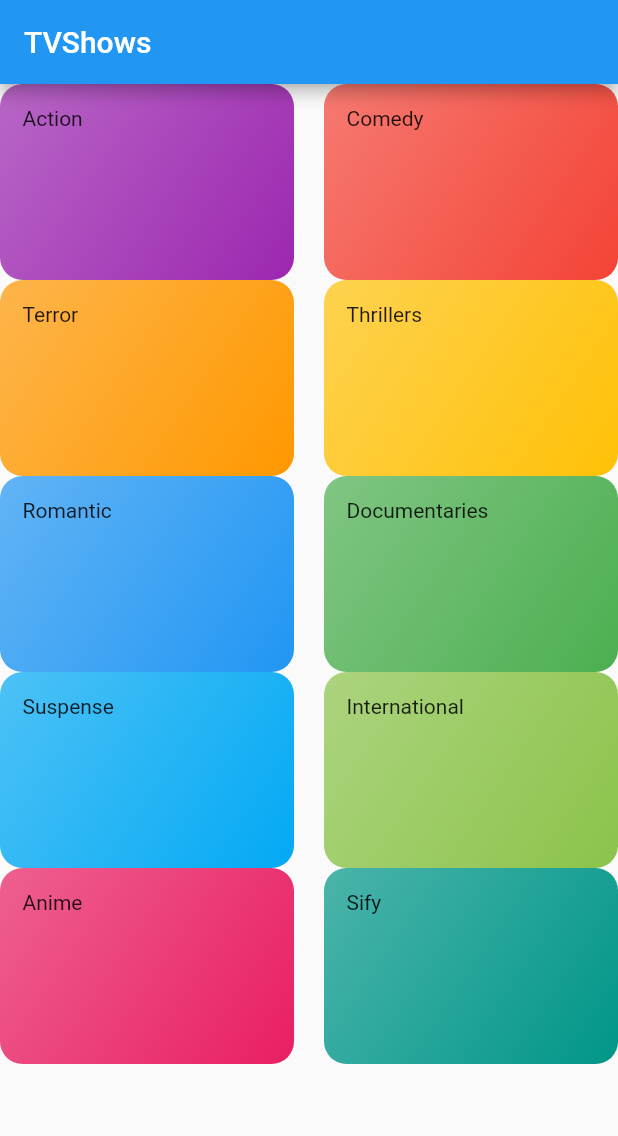
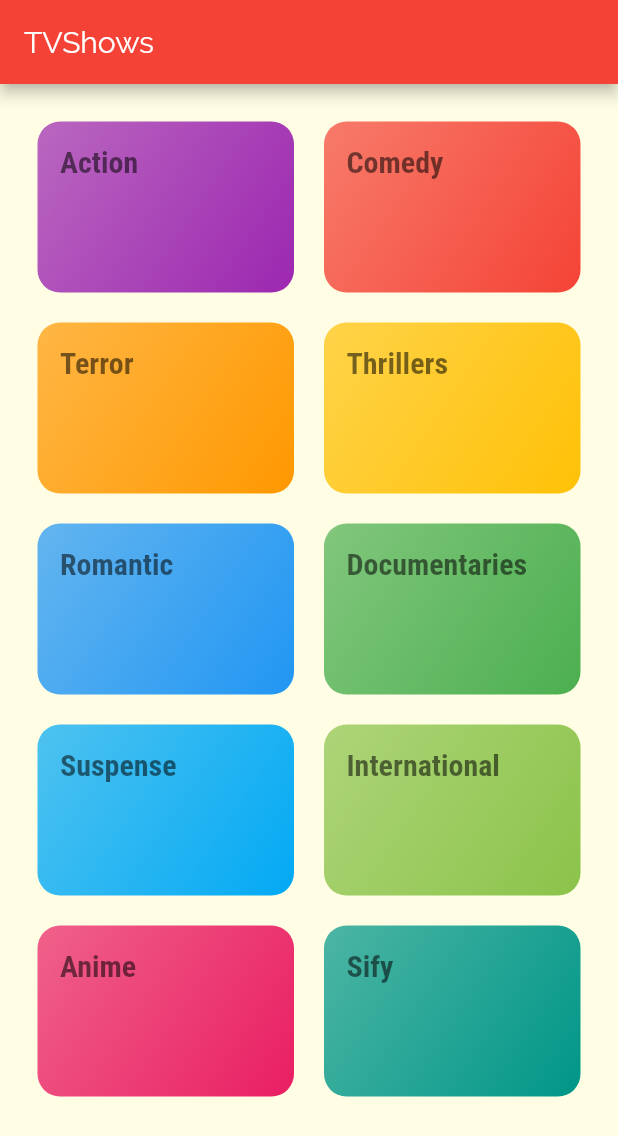
Before and after one commit to yeimermolina/flutter-tvshows-app, a Flutter app: the screen it shows after launch, on a phone screen of 412 x 824 dp. Shown: the top 1136 px of the screen. Run offline on Flutter 3.47's test engine with Material 2 defaults, Android fonts, the phone set to English and light mode, and no system bars.

Commit message:
Add fonts and update app theme

```diff
--- a/lib/categories_screen.dart
+++ b/lib/categories_screen.dart
@@ -8,6 +8,7 @@ class CategoriesScreen extends StatelessWidget {
     return Scaffold(
       appBar: AppBar(title: const Text('TVShows'),),
       body: GridView(
+        padding: const EdgeInsets.all(25),
         children: CATEGORIES
             .map(
               (category) => CategoryItem(category.title, category.color),
@@ -17,6 +18,7 @@ class CategoriesScreen extends StatelessWidget {
           maxCrossAxisExtent: 200,
           childAspectRatio: 3 / 2,
           crossAxisSpacing: 20,
+          mainAxisSpacing: 20,
         ),
       ),
     );
--- a/lib/category_item.dart
+++ b/lib/category_item.dart
@@ -10,7 +10,7 @@ class CategoryItem extends StatelessWidget {
   Widget build(BuildContext context) {
     return Container(
       padding: const EdgeInsets.all(15),
-      child: Text(title),
+      child: Text(title, style: Theme.of(context).textTheme.headline1,),
       decoration: BoxDecoration(
         gradient: LinearGradient(
           colors: [color.withOpacity(0.7), color],
--- a/lib/main.dart
+++ b/lib/main.dart
@@ -9,7 +9,23 @@ class MyApp extends StatelessWidget {
     return MaterialApp(
       title: 'TVshows',
       theme: ThemeData(
-        primarySwatch: Colors.blue,
+        primarySwatch: Colors.red,
+        accentColor: Colors.grey,
+        canvasColor: Color.fromRGBO(255, 254, 229, 1),
+        fontFamily: 'Raleway',
+        textTheme: ThemeData.light().textTheme.copyWith(
+              bodyText1: TextStyle(
+                color: Color.fromRGBO(20, 51, 51, 1),
+              ),
+              bodyText2: TextStyle(
+                color: Color.fromRGBO(20, 51, 51, 1),
+              ),
+              headline1: TextStyle(
+                fontSize: 20,
+                fontFamily: 'RobotoCondensed',
+                fontWeight: FontWeight.bold,
+              ),
+            ),
       ),
       home: CategoriesScreen(),
     );
```
Also changed, not shown: pubspec.yaml (+17 -6 lines), assets/fonts/Raleway-Black.ttf (added), assets/fonts/Raleway-Bold.ttf (added), assets/fonts/Raleway-Regular.ttf (added), assets/fonts/RobotoCondensed-Bold.ttf (added), assets/fonts/RobotoCondensed-Italic.ttf (added), assets/fonts/RobotoCondensed-Light.ttf (added), assets/fonts/RobotoCondensed-Regular.ttf (added).
